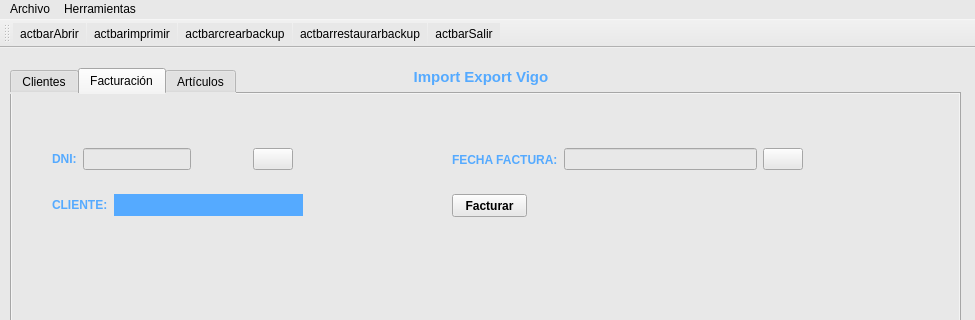
This is window.ui in RadicalKill/fernandezserra as Qt 5 draws it before an edit; both pictures show x 0 to 975 and y 0 to 320 of the 975 by 819 pixel window. The edited form follows.
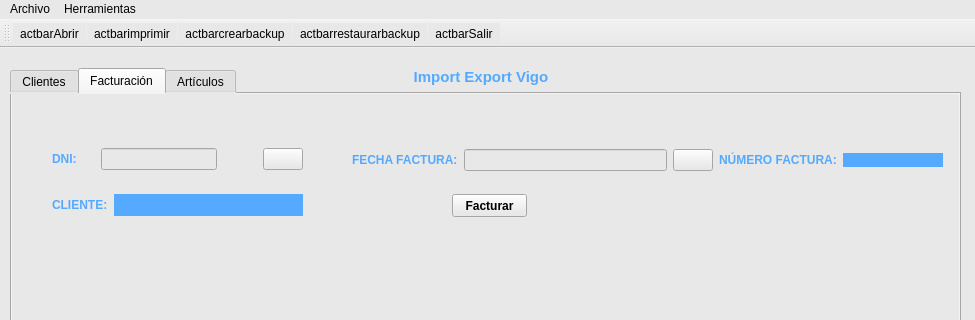
This is the edited form. The open tabs and pages were chosen to show the change. Icons and pictures are not drawn.

Commit message: Recuperacion clase perdida. Creacion informes y borrado facturas

What changed in the file:
```diff
--- a/window.ui
+++ b/window.ui
@@ -838,7 +838,7 @@
        <rect>
         <x>40</x>
         <y>50</y>
-        <width>241</width>
+        <width>251</width>
         <height>30</height>
        </rect>
       </property>
@@ -859,6 +859,22 @@
          </property>
         </widget>
        </item>
+       <item>
+        <spacer name="horizontalSpacer_15">
+         <property name="orientation">
+          <enum>Qt::Horizontal</enum>
+         </property>
+         <property name="sizeType">
+          <enum>QSizePolicy::Fixed</enum>
+         </property>
+         <property name="sizeHint" stdset="0">
+          <size>
+           <width>18</width>
+           <height>20</height>
+          </size>
+         </property>
+        </spacer>
+       </item>
        <item>
         <widget class="QLineEdit" name="txtDNIFact"/>
        </item>
@@ -867,6 +883,9 @@
          <property name="orientation">
           <enum>Qt::Horizontal</enum>
          </property>
+         <property name="sizeType">
+          <enum>QSizePolicy::Fixed</enum>
+         </property>
          <property name="sizeHint" stdset="0">
           <size>
            <width>40</width>
@@ -938,15 +957,17 @@
        </item>
       </layout>
      </widget>
-     <widget class="QWidget" name="layoutWidget">
+     <widget class="QWidget" name="">
       <property name="geometry">
        <rect>
-        <x>440</x>
+        <x>340</x>
         <y>50</y>
-        <width>351</width>
-        <height>31</height>
+        <width>591</width>
+        <height>32</height>
        </rect>
       </property>
+      <layout class="QHBoxLayout" name="horizontalLayout_21">
+       <item>
       <layout class="QHBoxLayout" name="horizontalLayout_15">
        <item>
         <widget class="QLabel" name="label_3">
@@ -988,6 +1009,56 @@
         </widget>
        </item>
       </layout>
+       </item>
+       <item>
+        <layout class="QHBoxLayout" name="horizontalLayout_20">
+         <item>
+          <widget class="QLabel" name="label_4">
+           <property name="sizePolicy">
+            <sizepolicy hsizetype="Fixed" vsizetype="Preferred">
+             <horstretch>0</horstretch>
+             <verstretch>0</verstretch>
+            </sizepolicy>
+           </property>
+           <property name="font">
+            <font>
+             <weight>75</weight>
+             <bold>true</bold>
+            </font>
+           </property>
+           <property name="styleSheet">
+            <string notr="true">color: rgb(85, 170, 255);</string>
+           </property>
+           <property name="text">
+            <string>NÚMERO FACTURA:</string>
+           </property>
+          </widget>
+         </item>
+         <item>
+          <widget class="QLabel" name="lblnumfac">
+           <property name="sizePolicy">
+            <sizepolicy hsizetype="Fixed" vsizetype="Fixed">
+             <horstretch>0</horstretch>
+             <verstretch>0</verstretch>
+            </sizepolicy>
+           </property>
+           <property name="minimumSize">
+            <size>
+             <width>100</width>
+             <height>0</height>
+            </size>
+           </property>
+           <property name="styleSheet">
+            <string notr="true">background-color: rgb(85, 170, 255);</string>
+           </property>
+           <property name="text">
+            <string/>
+           </property>
+          </widget>
+         </item>
+        </layout>
+       </item>
+      </layout>
      </widget>
     </widget>
     <widget class="QWidget" name="tab_3">
```
Left out of the diff: 57 changed lines with no effect on the pictures. Lines whose indentation alone changed are shown as unchanged. The commit also changes 11 other files.
